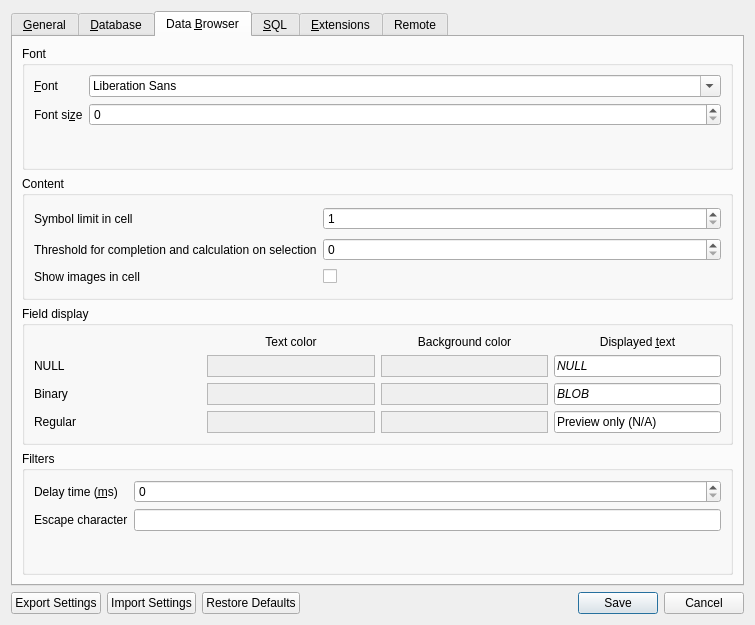
The window that src/PreferencesDialog.ui (sqlitebrowser/sqlitebrowser) describes before a commit, drawn with Qt 5.
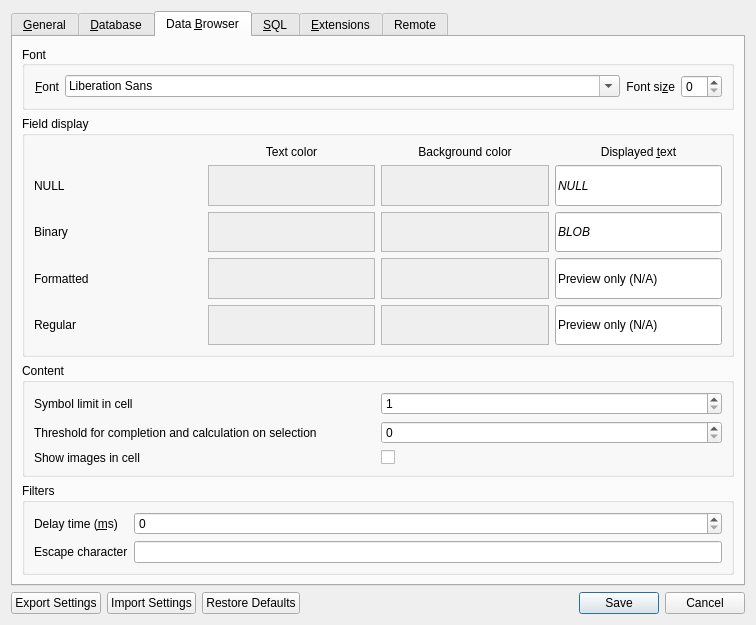
The same window after the commit. The open tabs and pages were chosen to show the change. Icons and pictures are not drawn. Custom widgets are drawn as their Qt base class.

Commit message:
[Feature]: Style option for columns affected by a Display Format
Also some minor improvements (buddies, tab order, size policies) in the
PreferencesDialog UI.

See issue #3404.

Diff of the .ui file:
```diff
--- a/src/PreferencesDialog.ui
+++ b/src/PreferencesDialog.ui
@@ -6,7 +6,7 @@
    <rect>
     <x>0</x>
     <y>0</y>
-    <width>755</width>
+    <width>756</width>
     <height>625</height>
    </rect>
   </property>
@@ -575,6 +575,9 @@
          <property name="text">
           <string>Max Recent Files</string>
          </property>
+         <property name="buddy">
+          <cstring>spinMaxRecentFiles</cstring>
+         </property>
         </widget>
        </item>
        <item row="4" column="1">
@@ -593,6 +596,9 @@
           <string>Prompt to save SQL tabs
 in new project file</string>
          </property>
+         <property name="buddy">
+          <cstring>checkPromptSQLTabsInNewProject</cstring>
+         </property>
         </widget>
        </item>
        <item row="12" column="1">
@@ -773,127 +779,61 @@
         <layout class="QVBoxLayout" name="verticalLayout_5">
          <item>
           <widget class="QGroupBox" name="groupBox_3">
+           <property name="sizePolicy">
+            <sizepolicy hsizetype="Preferred" vsizetype="Fixed">
+             <horstretch>0</horstretch>
+             <verstretch>0</verstretch>
+            </sizepolicy>
+           </property>
            <property name="title">
             <string>Font</string>
            </property>
-           <layout class="QFormLayout" name="formLayout_4">
-            <item row="0" column="0">
+           <property name="alignment">
+            <set>Qt::AlignLeading|Qt::AlignLeft|Qt::AlignVCenter</set>
+           </property>
+           <layout class="QHBoxLayout" name="formLayout_4">
+            <item>
              <widget class="QLabel" name="label_11">
               <property name="text">
                <string>&amp;Font</string>
               </property>
+              <property name="alignment">
+               <set>Qt::AlignRight|Qt::AlignTrailing|Qt::AlignVCenter</set>
+              </property>
               <property name="buddy">
                <cstring>comboDataBrowserFont</cstring>
               </property>
              </widget>
             </item>
-            <item row="0" column="1">
-             <widget class="QFontComboBox" name="comboDataBrowserFont"/>
+            <item>
+             <widget class="QFontComboBox" name="comboDataBrowserFont">
+              <property name="sizePolicy">
+               <sizepolicy hsizetype="MinimumExpanding" vsizetype="Fixed">
+                <horstretch>0</horstretch>
+                <verstretch>0</verstretch>
+               </sizepolicy>
+              </property>
+             </widget>
             </item>
-            <item row="1" column="0">
+            <item>
              <widget class="QLabel" name="label_17">
               <property name="text">
                <string>Font si&amp;ze</string>
               </property>
+              <property name="alignment">
+               <set>Qt::AlignRight|Qt::AlignTrailing|Qt::AlignVCenter</set>
+              </property>
               <property name="buddy">
                <cstring>spinDataBrowserFontSize</cstring>
               </property>
              </widget>
             </item>
-            <item row="1" column="1">
+            <item>
              <widget class="QSpinBox" name="spinDataBrowserFontSize"/>
             </item>
            </layout>
           </widget>
          </item>
-         <item>
-          <widget class="QGroupBox" name="groupBox_5">
-           <property name="title">
-            <string>Content</string>
-           </property>
-           <layout class="QGridLayout" name="gridLayout_5">
-            <item row="0" column="0">
-             <widget class="QLabel" name="label_symbol_limit">
-              <property name="text">
-               <string>Symbol limit in cell</string>
-              </property>
-              <property name="buddy">
-               <cstring>spinSymbolLimit</cstring>
-              </property>
-             </widget>
-            </item>
-            <item row="0" column="1">
-             <widget class="QSpinBox" name="spinSymbolLimit">
-              <property name="sizePolicy">
-               <sizepolicy hsizetype="Expanding" vsizetype="Fixed">
-                <horstretch>0</horstretch>
-                <verstretch>0</verstretch>
-               </sizepolicy>
-              </property>
-              <property name="minimum">
-               <number>1</number>
-              </property>
-              <property name="maximum">
-               <number>20000</number>
-              </property>
-             </widget>
-            </item>
-            <item row="1" column="1">
-             <widget class="QSpinBox" name="spinCompleteThreshold">
-              <property name="sizePolicy">
-               <sizepolicy hsizetype="Expanding" vsizetype="Fixed">
-                <horstretch>0</horstretch>
-                <verstretch>0</verstretch>
-               </sizepolicy>
-              </property>
-              <property name="toolTip">
-               <string>This is the maximum number of items allowed for some computationally expensive functionalities to be enabled:
-Maximum number of rows in a table for enabling the value completion based on current values in the column.
-Maximum number of indexes in a selection for calculating sum and average.
-Can be set to 0 for disabling the functionalities.</string>
-              </property>
-              <property name="whatsThis">
-               <string>This is the maximum number of rows in a table for enabling the value completion based on current values in the column.
-Can be set to 0 for disabling completion.</string>
-              </property>
-              <property name="minimum">
-               <number>0</number>
-              </property>
-              <property name="maximum">
-               <number>100000000</number>
-              </property>
-             </widget>
-            </item>
-            <item row="1" column="0">
-             <widget class="QLabel" name="labelCompleteThreshold">
-              <property name="text">
-               <string>Threshold for completion and calculation on selection</string>
-              </property>
-              <property name="buddy">
-               <cstring>spinCompleteThreshold</cstring>
-              </property>
-             </widget>
-            </item>
-            <item row="2" column="0">
-             <widget class="QLabel" name="label_22">
-              <property name="text">
-               <string>Show images in cell</string>
-              </property>
-              <property name="buddy">
-               <cstring>checkShowImagesInline</cstring>
-              </property>
-             </widget>
-            </item>
-            <item row="2" column="1">
-             <widget class="QCheckBox" name="checkShowImagesInline">
-              <property name="toolTip">
-               <string>Enable this option to show a preview of BLOBs containing image data in the cells. This can affect the performance of the data browser, however.</string>
-              </property>
-             </widget>
-            </item>
-           </layout>
-          </widget>
-         </item>
          <item>
           <widget class="QGroupBox" name="groupBox_2">
            <property name="title">
@@ -902,6 +842,12 @@
            <layout class="QGridLayout" name="gridLayout_3">
             <item row="0" column="3">
              <widget class="QLabel" name="label_12">
+              <property name="sizePolicy">
+               <sizepolicy hsizetype="Preferred" vsizetype="Fixed">
+                <horstretch>0</horstretch>
+                <verstretch>0</verstretch>
+               </sizepolicy>
+              </property>
               <property name="text">
                <string>Displayed &amp;text</string>
               </property>
@@ -913,6 +859,16 @@
               </property>
              </widget>
             </item>
+            <item row="2" column="0">
+             <widget class="QLabel" name="lb_null">
+              <property name="text">
+               <string>NULL</string>
+              </property>
+              <property name="alignment">
+               <set>Qt::AlignLeading|Qt::AlignLeft|Qt::AlignVCenter</set>
+              </property>
+             </widget>
+            </item>
             <item row="3" column="0">
              <widget class="QLabel" name="lb_binary">
               <property name="text">
@@ -923,17 +879,17 @@
               </property>
              </widget>
             </item>
-            <item row="2" column="0">
-             <widget class="QLabel" name="lb_null">
-              <property name="text">
-               <string>NULL</string>
-              </property>
-              <property name="alignment">
-               <set>Qt::AlignLeading|Qt::AlignLeft|Qt::AlignVCenter</set>
-              </property>
-             </widget>
-            </item>
             <item row="4" column="0">
+             <widget class="QLabel" name="lb_formatted">
+              <property name="text">
+               <string>Formatted</string>
+              </property>
+              <property name="alignment">
+               <set>Qt::AlignLeading|Qt::AlignLeft|Qt::AlignVCenter</set>
+              </property>
+             </widget>
+            </item>
+            <item row="5" column="0">
              <widget class="QLabel" name="lb_regular">
               <property name="text">
                <string>Regular</string>
@@ -944,6 +900,25 @@
              </widget>
             </item>
             <item row="4" column="1">
+             <widget class="QFrame" name="fr_formatted_fg">
+              <property name="focusPolicy">
+               <enum>Qt::StrongFocus</enum>
+              </property>
+              <property name="toolTip">
+               <string>Click to set this color</string>
+              </property>
+              <property name="autoFillBackground">
+               <bool>true</bool>
+              </property>
+              <property name="frameShape">
+               <enum>QFrame::StyledPanel</enum>
+              </property>
+              <property name="frameShadow">
+               <enum>QFrame::Raised</enum>
+              </property>
+             </widget>
+            </item>
+            <item row="5" column="1">
              <widget class="QFrame" name="fr_reg_fg">
               <property name="focusPolicy">
                <enum>Qt::StrongFocus</enum>
@@ -964,6 +939,12 @@
             </item>
             <item row="0" column="1">
              <widget class="QLabel" name="lb_text">
+              <property name="sizePolicy">
+               <sizepolicy hsizetype="Preferred" vsizetype="Fixed">
+                <horstretch>0</horstretch>
+                <verstretch>0</verstretch>
+               </sizepolicy>
+              </property>
               <property name="text">
                <string>Text color</string>
               </property>
@@ -993,6 +974,12 @@
             </item>
             <item row="0" column="2">
              <widget class="QLabel" name="lb_background">
+              <property name="sizePolicy">
+               <sizepolicy hsizetype="Preferred" vsizetype="Fixed">
+                <horstretch>0</horstretch>
+                <verstretch>0</verstretch>
+               </sizepolicy>
+              </property>
               <property name="text">
                <string>Background color</string>
               </property>
@@ -1059,6 +1046,25 @@
              </widget>
             </item>
             <item row="4" column="2">
+             <widget class="QFrame" name="fr_formatted_bg">
+              <property name="focusPolicy">
+               <enum>Qt::StrongFocus</enum>
+              </property>
+              <property name="toolTip">
+               <string>Click to set this color</string>
+              </property>
+              <property name="autoFillBackground">
+               <bool>true</bool>
+              </property>
+              <property name="frameShape">
+               <enum>QFrame::StyledPanel</enum>
+              </property>
+              <property name="frameShadow">
+               <enum>QFrame::Raised</enum>
+              </property>
+             </widget>
+            </item>
+            <item row="5" column="2">
              <widget class="QFrame" name="fr_reg_bg">
               <property name="focusPolicy">
                <enum>Qt::StrongFocus</enum>
@@ -1080,7 +1086,7 @@
             <item row="2" column="3">
              <widget class="QLineEdit" name="txtNull">
               <property name="sizePolicy">
-               <sizepolicy hsizetype="Preferred" vsizetype="Fixed">
+               <sizepolicy hsizetype="Preferred" vsizetype="Preferred">
                 <horstretch>0</horstretch>
                 <verstretch>0</verstretch>
                </sizepolicy>
@@ -1096,9 +1102,30 @@
              </widget>
             </item>
             <item row="4" column="3">
+             <widget class="QLineEdit" name="txtFormatted">
+              <property name="sizePolicy">
+               <sizepolicy hsizetype="Preferred" vsizetype="Preferred">
+                <horstretch>0</horstretch>
+                <verstretch>0</verstretch>
+               </sizepolicy>
+              </property>
+              <property name="font">
+               <font>
+                <italic>false</italic>
+               </font>
+              </property>
+              <property name="text">
+               <string>Preview only (N/A)</string>
+              </property>
+              <property name="readOnly">
+               <bool>true</bool>
+              </property>
+             </widget>
+            </item>
+            <item row="5" column="3">
              <widget class="QLineEdit" name="txtRegular">
               <property name="sizePolicy">
-               <sizepolicy hsizetype="Preferred" vsizetype="Fixed">
+               <sizepolicy hsizetype="Preferred" vsizetype="Preferred">
                 <horstretch>0</horstretch>
                 <verstretch>0</verstretch>
                </sizepolicy>
@@ -1119,7 +1146,7 @@
             <item row="3" column="3">
              <widget class="QLineEdit" name="txtBlob">
               <property name="sizePolicy">
-               <sizepolicy hsizetype="Preferred" vsizetype="Fixed">
+               <sizepolicy hsizetype="Preferred" vsizetype="Preferred">
                 <horstretch>0</horstretch>
                 <verstretch>0</verstretch>
                </sizepolicy>
@@ -1141,28 +1168,102 @@
           </widget>
          </item>
          <item>
-          <widget class="QGroupBox" name="groupBox_4">
+          <widget class="QGroupBox" name="groupBox_Content">
+           <property name="sizePolicy">
+            <sizepolicy hsizetype="Preferred" vsizetype="Fixed">
+             <horstretch>0</horstretch>
+             <verstretch>0</verstretch>
+            </sizepolicy>
+           </property>
+           <property name="title">
+            <string>Content</string>
+           </property>
+           <layout class="QGridLayout" name="gridLayout_5">
+            <item row="0" column="0">
+             <widget class="QLabel" name="label_symbol_limit">
+              <property name="text">
+               <string>Symbol limit in cell</string>
+              </property>
+              <property name="buddy">
+               <cstring>spinSymbolLimit</cstring>
+              </property>
+             </widget>
+            </item>
+            <item row="1" column="0">
+             <widget class="QLabel" name="labelCompleteThreshold">
+              <property name="text">
+               <string>Threshold for completion and calculation on selection</string>
+              </property>
+              <property name="buddy">
+               <cstring>spinCompleteThreshold</cstring>
+              </property>
+             </widget>
+            </item>
+            <item row="2" column="0">
+             <widget class="QLabel" name="label_22">
+              <property name="text">
+               <string>Show images in cell</string>
+              </property>
+              <property name="buddy">
+               <cstring>checkShowImagesInline</cstring>
+              </property>
+             </widget>
+            </item>
+            <item row="0" column="1">
+             <widget class="QSpinBox" name="spinSymbolLimit">
+              <property name="minimum">
+               <number>1</number>
+              </property>
+              <property name="maximum">
+               <number>20000</number>
+              </property>
+             </widget>
+            </item>
+            <item row="1" column="1">
+             <widget class="QSpinBox" name="spinCompleteThreshold">
+              <property name="toolTip">
+               <string>This is the maximum number of items allowed for some computationally expensive functionalities to be enabled:
+Maximum number of rows in a table for enabling the value completion based on current values in the column.
+Maximum number of indexes in a selection for calculating sum and average.
+Can be set to 0 for disabling the functionalities.</string>
+              </property>
+              <property name="whatsThis">
+               <string>This is the maximum number of rows in a table for enabling the value completion based on current values in the column.
+Can be set to 0 for disabling completion.</string>
+              </property>
+              <property name="minimum">
+               <number>0</number>
+              </property>
+              <property name="maximum">
+               <number>100000000</number>
+              </property>
+             </widget>
+            </item>
+            <item row="2" column="1">
+             <widget class="QCheckBox" name="checkShowImagesInline">
+              <property name="toolTip">
+               <string>Enable this option to show a preview of BLOBs containing image data in the cells. This can affect the performance of the data browser, however.</string>
+              </property>
+             </widget>
+            </item>
+           </layout>
+          </widget>
+         </item>
+         <item>
+          <widget class="QGroupBox" name="groupBox_Filters">
+           <property name="sizePolicy">
+            <sizepolicy hsizetype="Preferred" vsizetype="Fixed">
+             <horstretch>0</horstretch>
+             <verstretch>0</verstretch>
+            </sizepolicy>
+           </property>
            <property name="title">
             <string>Filters</string>
            </property>
            <layout class="QFormLayout" name="gridLayout_4">
-            <item row="1" column="1">
-             <widget class="QLineEdit" name="editFilterEscape">
-              <property name="maxLength">
-               <number>1</number>
-              </property>
-             </widget>
-            </item>
-            <item row="1" column="0">
-             <widget class="QLabel" name="label_18">
-              <property name="text">
-               <string>Escape character</string>
-              </property>
-              <property name="buddy">
-               <cstring>editFilterEscape</cstring>
-              </property>
-             </widget>
-            </item>
+            <property name="sizeConstraint">
+             <enum>QLayout::SetDefaultConstraint</enum>
+            </property>
             <item row="0" column="0">
              <widget class="QLabel" name="label_19">
               <property name="text">
@@ -1183,6 +1284,23 @@
               </property>
              </widget>
             </item>
+            <item row="1" column="0">
+             <widget class="QLabel" name="label_18">
+              <property name="text">
+               <string>Escape character</string>
+              </property>
+              <property name="buddy">
+               <cstring>editFilterEscape</cstring>
+              </property>
+             </widget>
+            </item>
+            <item row="1" column="1">
+             <widget class="QLineEdit" name="editFilterEscape">
+              <property name="maxLength">
+               <number>1</number>
+              </property>
+             </widget>
+            </item>
            </layout>
           </widget>
          </item>
@@ -1670,6 +1788,9 @@
          <property name="text">
           <string>Select extensions to load for every database:</string>
          </property>
+         <property name="buddy">
+          <cstring>listExtensions</cstring>
+         </property>
         </widget>
        </item>
        <item>
@@ -1927,6 +2048,9 @@
            <property name="text">
             <string>Clone databases into</string>
            </property>
+           <property name="buddy">
+            <cstring>editRemoteCloneDirectory</cstring>
+           </property>
           </widget>
          </item>
          <item row="1" column="1">
@@ -1964,6 +2088,9 @@
            <property name="text">
             <string>Proxy</string>
            </property>
+           <property name="buddy">
+            <cstring>buttonProxy</cstring>
+           </property>
           </widget>
          </item>
          <item row="0" column="1">
```
Left out of the diff: 47 changed lines with no effect on the pictures. The commit also changes 4 other files.
